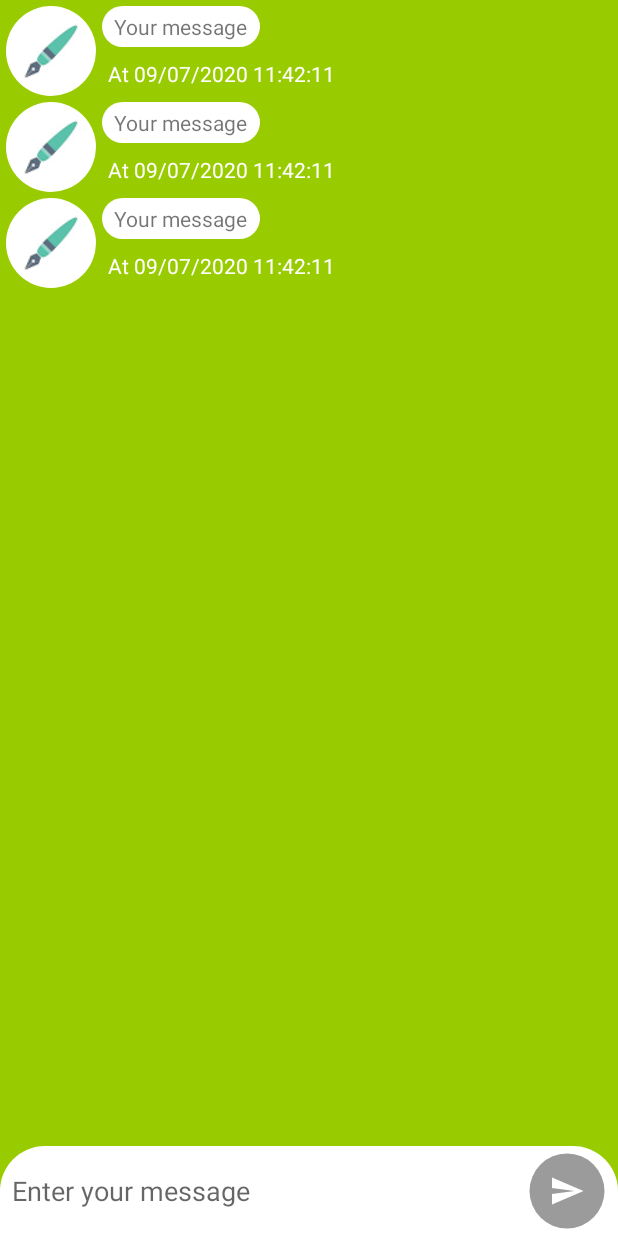
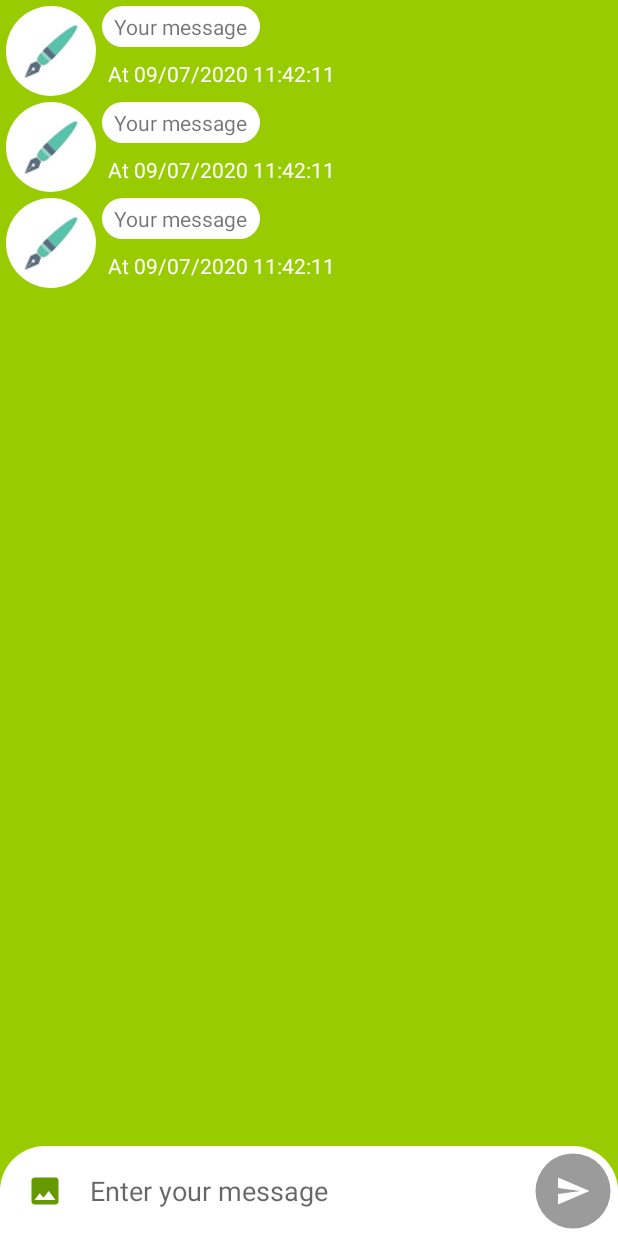
Before and after one commit to Priyanka-Sachan/PenCast, an Android app: the layout fragment_chat.xml on its own in the app's theme, with its tools: preview values and no code run, on a phone screen of 412 x 824 dp. Run offline under Robolectric (Android 15) with nearby library versions, the phone set to English and light mode, and no system bars.

Commit message:
Add text chat separation.

```diff
--- a/app/src/main/java/com/example/pencast/ui/chat/ChatFragment.kt
+++ b/app/src/main/java/com/example/pencast/ui/chat/ChatFragment.kt
@@ -90,7 +90,7 @@ class ChatFragment : Fragment() {
     private fun sendMessageToDatabase(message: String) {
         val timeStamp = System.currentTimeMillis()
         val senderMessageObject = messageDatabase.child("${thread}@${timeStamp}")
-        senderMessageObject.setValue(Chat(message, fromId, toId, timeStamp))
+        senderMessageObject.setValue(Chat("text", message, fromId, toId, timeStamp))
         val latestSenderMessageObject = latestMessageDatabase.child(fromId).child(toId)
         latestSenderMessageObject.setValue(
             ChatList(
@@ -123,6 +123,7 @@ class ChatFragment : Fragment() {
                     val chat: Chat? =
                         dataSnapshot.getValue(Chat::class.java)
                     if (chat != null) {
+                        if (chat.type == "text") {
                             if (chat.senderId == fromId)
                                 chatAdapter.add(ChatToItem(chat, profileImage))
                             else
@@ -132,6 +133,7 @@ class ChatFragment : Fragment() {
                                         args.friend.profileImage
                                     )
                                 ) //Will be changed by shared preference later on
+                        }
                     }
                 }
 
--- a/app/src/main/java/com/example/pencast/ui/chat/ChatFromItem.kt
+++ b/app/src/main/java/com/example/pencast/ui/chat/ChatFromItem.kt
@@ -4,15 +4,13 @@ import com.bumptech.glide.Glide
 import com.example.pencast.R
 import com.xwray.groupie.GroupieViewHolder
 import com.xwray.groupie.Item
-import kotlinx.android.synthetic.main.card_chat_from.view.*
-import kotlinx.android.synthetic.main.card_chat_to.view.*
-import kotlinx.android.synthetic.main.card_user.view.*
+import kotlinx.android.synthetic.main.card_chat_from_text.view.*
 import java.text.SimpleDateFormat
 import java.util.*
 
 class ChatFromItem(val chat: Chat, val profileImage: String) : Item<GroupieViewHolder>() {
     override fun getLayout(): Int {
-        return R.layout.card_chat_from
+        return R.layout.card_chat_from_text
     }
 
     override fun bind(viewHolder: GroupieViewHolder, position: Int) {
--- a/app/src/main/java/com/example/pencast/ui/chat/ChatToItem.kt
+++ b/app/src/main/java/com/example/pencast/ui/chat/ChatToItem.kt
@@ -4,15 +4,15 @@ import com.bumptech.glide.Glide
 import com.example.pencast.R
 import com.xwray.groupie.GroupieViewHolder
 import com.xwray.groupie.Item
-import kotlinx.android.synthetic.main.card_chat_from.view.*
-import kotlinx.android.synthetic.main.card_chat_to.view.*
+import kotlinx.android.synthetic.main.card_chat_from_text.view.*
+import kotlinx.android.synthetic.main.card_chat_to_text.view.*
 import kotlinx.android.synthetic.main.card_user.view.*
 import java.text.SimpleDateFormat
 import java.util.*
 
 class ChatToItem(val chat: Chat,val profileImage:String) : Item<GroupieViewHolder>() {
     override fun getLayout(): Int {
-        return R.layout.card_chat_to
+        return R.layout.card_chat_to_text
     }
 
     override fun bind(viewHolder: GroupieViewHolder, position: Int) {
--- a/app/src/main/java/com/example/pencast/ui/chatList/ChatListItem.kt
+++ b/app/src/main/java/com/example/pencast/ui/chatList/ChatListItem.kt
@@ -2,12 +2,9 @@ package com.example.pencast.ui.chatList
 
 import com.bumptech.glide.Glide
 import com.example.pencast.R
-import com.example.pencast.ui.friend.Friend
 import com.xwray.groupie.GroupieViewHolder
 import com.xwray.groupie.Item
-import kotlinx.android.synthetic.main.card_chat_from.view.*
 import kotlinx.android.synthetic.main.card_chat_list.view.*
-import kotlinx.android.synthetic.main.card_user.view.*
 import java.text.SimpleDateFormat
 import java.util.*
 
--- /dev/null
+++ b/app/src/main/res/drawable/ic_image.xml
@@ -0,0 +1,5 @@
+<vector android:height="24dp" android:tint="#669900"
+    android:viewportHeight="24" android:viewportWidth="24"
+    android:width="24dp" xmlns:android="http://schemas.android.com/apk/res/android">
+    <path android:fillColor="@android:color/white" android:pathData="M21,19V5c0,-1.1 -0.9,-2 -2,-2H5c-1.1,0 -2,0.9 -2,2v14c0,1.1 0.9,2 2,2h14c1.1,0 2,-0.9 2,-2zM8.5,13.5l2.5,3.01L14.5,12l4.5,6H5l3.5,-4.5z"/>
+</vector>
--- a/app/src/main/res/layout/fragment_chat.xml
+++ b/app/src/main/res/layout/fragment_chat.xml
@@ -17,32 +17,41 @@
             android:background="@android:color/holo_green_light"
             android:paddingBottom="16dp"
             app:layoutManager="androidx.recyclerview.widget.LinearLayoutManager"
-            app:layout_constraintBottom_toTopOf="@id/chat_message"
+            app:layout_constraintBottom_toTopOf="@id/chat_bar"
             app:layout_constraintTop_toTopOf="parent"
-            tools:listitem="@layout/card_chat_from" />
+            tools:listitem="@layout/card_chat_from_text" />
+
+        <LinearLayout
+            android:id="@+id/chat_bar"
+            android:layout_width="match_parent"
+            android:layout_height="60dp"
+            android:background="@drawable/rounded_card_half"
+            android:orientation="horizontal"
+            app:layout_constraintBottom_toBottomOf="parent">
+
+            <ImageButton
+                android:id="@+id/chat_pick_image"
+                android:layout_width="60dp"
+                android:layout_height="60dp"
+                android:background="@android:color/transparent"
+                android:src="@drawable/ic_image" />
 
             <EditText
                 android:id="@+id/chat_message"
-            android:layout_width="match_parent"
+                android:layout_width="0dp"
                 android:layout_height="60dp"
-            android:background="@drawable/rounded_card_half"
-            android:hint="Enter your message"
-            android:padding="4dp"
-            android:paddingStart="8dp"
-            android:paddingEnd="0dp"
-            app:layout_constraintBottom_toBottomOf="parent" />
+                android:layout_weight="1"
+                android:background="@android:color/white"
+                android:hint="Enter your message" />
 
             <ImageButton
                 android:id="@+id/send_button"
                 android:layout_width="60dp"
                 android:layout_height="60dp"
-            android:layout_margin="4dp"
                 android:background="@drawable/ic_circle_not_enabled"
                 android:enabled="false"
-            android:src="@drawable/ic_send"
-            app:layout_constraintBottom_toBottomOf="@+id/chat_message"
-            app:layout_constraintRight_toRightOf="@id/chat_message"
-            app:layout_constraintTop_toTopOf="@id/chat_message" />
+                android:src="@drawable/ic_send" />
+        </LinearLayout>
 
     </androidx.constraintlayout.widget.ConstraintLayout>
 </layout>
```
Also changed, not shown: app/build.gradle (+8 -2 lines), app/src/main/java/com/example/pencast/ui/chat/Chat.kt (+8 -2 lines), app/src/main/res/layout/card_chat_from_text.xml (renamed from app/src/main/res/layout/card_chat_from.xml), app/src/main/res/layout/card_chat_to_text.xml (renamed from app/src/main/res/layout/card_chat_to.xml). Lines whose indentation alone changed are shown as unchanged.
